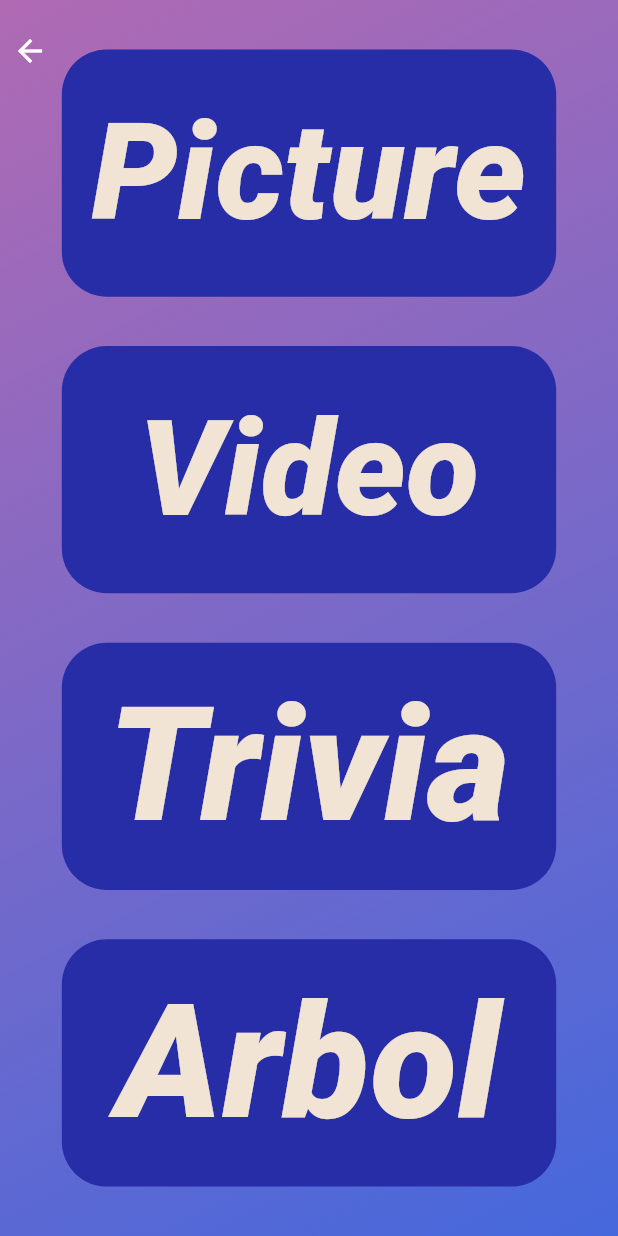
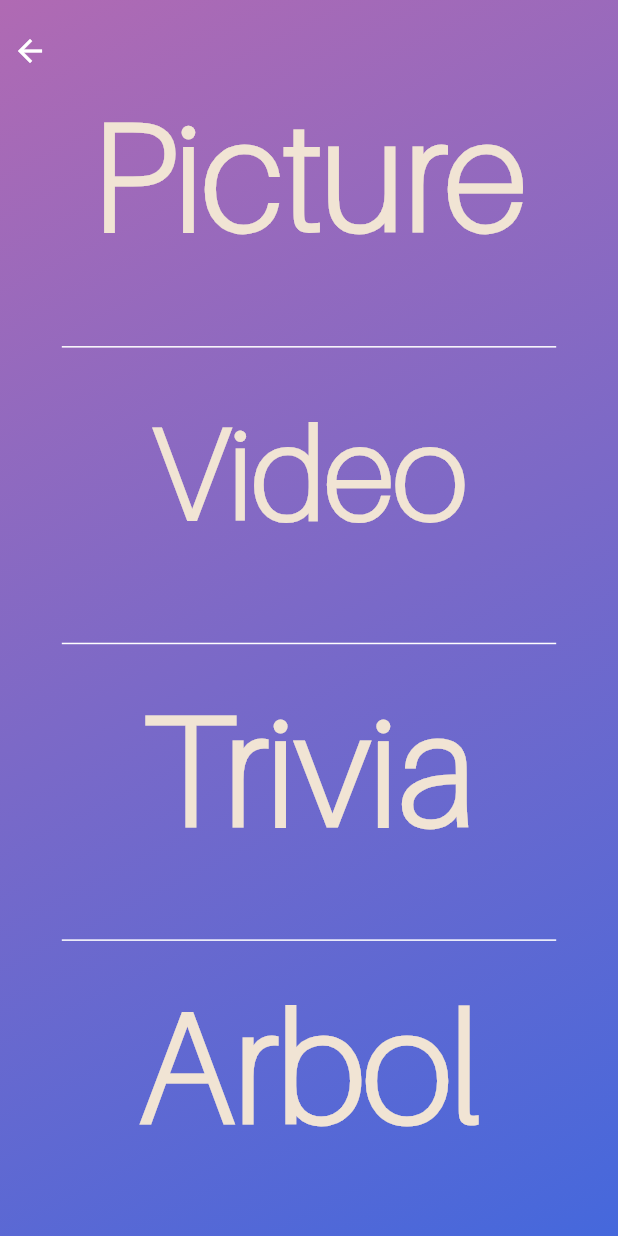
Before and after one commit to Andresdiazz/IverusApp, a Flutter app: the CategoryScreen screen opened directly, on a phone screen of 412 x 824 dp. Run offline on Flutter 3.47's test engine with Material 2 defaults, Android fonts, the phone set to English and light mode, and no system bars; our stand-ins replace animated_text_kit, avatar_glow, cached_network_image, cloud_firestore, firebase_auth, firebase_storage and 14 more; missing offline and left inert: countdown, country_pickers, esys_flutter_share, flare_dart, flutter_facebook_login, flutter_fluid_slider and 4 more; accounts and stored records are empty; network calls fail.

```diff
--- a/lib/Insta/insta_home.dart
+++ b/lib/Insta/insta_home.dart
@@ -20,7 +20,7 @@ class InstHome extends StatelessWidget {
   @override
   Widget build(BuildContext context) {
     return Scaffold(
-          appBar: topBar,
+          //appBar: topBar,
           body: InstaBody(),
     );
   }
--- a/lib/menu/menu.dart
+++ b/lib/menu/menu.dart
@@ -5,6 +5,8 @@ import 'package:cocreacion/insta_tree/insta_home.dart';
 import 'package:cocreacion/insta_trivia/insta_home.dart';
 import 'package:cocreacion/insta_video/insta_home.dart';
 import 'package:flutter/material.dart';
+
+import '../PageView.dart';
 
 class CategoryScreen extends StatefulWidget {
   CategoryScreen({Key key}) : super(key: key);
@@ -65,7 +67,7 @@ class _CategoryScreenState extends State<CategoryScreen> {
                             onTap: () {
                               Navigator.push(
                                 context,
-                                MaterialPageRoute(builder: (context) => InstHome()),
+                                MaterialPageRoute(builder: (context) => HomeView()),
                               );
                             },
                             child: Container(
@@ -75,7 +77,7 @@ class _CategoryScreenState extends State<CategoryScreen> {
                                 borderRadius: new BorderRadius.all(
                                   Radius.circular(30.0),
                                 ),
-                                color: Color(0xff262da7),
+                                //color: Color(0xff262da7),
                               ),
                               padding: EdgeInsets.all(20.0),
                               child: FittedBox(
@@ -88,7 +90,8 @@ class _CategoryScreenState extends State<CategoryScreen> {
                                       style: TextStyle(
                                           color: Color(0xfff1e4d4),
                                           fontWeight: FontWeight.w900,
-                                          fontStyle: FontStyle.italic,
+                                          fontFamily: 'Aileron',
+                                          //fontStyle: FontStyle.italic,
                                           fontSize: 40),
                                     ),
                                   ],
@@ -107,10 +110,13 @@ class _CategoryScreenState extends State<CategoryScreen> {
                               height: size.height * 0.2,
                               width: size.width * 0.8,
                               decoration: BoxDecoration(
-                                borderRadius: new BorderRadius.all(
-                                  Radius.circular(30.0),
-                                ),
-                                color: Color(0xff262da7),
+                              border: Border(
+                                top: BorderSide(width: 1.0, color: Colors.white)
+                              )
+                                //borderRadius: new BorderRadius.all(
+                                  //Radius.circular(30.0),
+                                //),
+                                //color: Color(0xff262da7),
                               ),
                               padding: EdgeInsets.all(30.0),
                               child: FittedBox(
@@ -123,7 +129,8 @@ class _CategoryScreenState extends State<CategoryScreen> {
                                       style: TextStyle(
                                           color: Color(0xfff1e4d4),
                                           fontWeight: FontWeight.w900,
-                                          fontStyle: FontStyle.italic,
+                                          fontFamily: 'Aileron',
+                                          //fontStyle: FontStyle.italic,
                                           fontSize: 40),
                                     ),
                                   ],
@@ -142,10 +149,13 @@ class _CategoryScreenState extends State<CategoryScreen> {
                               height: size.height * 0.2,
                               width: size.width * 0.8,
                               decoration: BoxDecoration(
-                                borderRadius: new BorderRadius.all(
-                                  Radius.circular(30.0),
+                                border: Border(
+                                  top: BorderSide(width: 1.0, color: Colors.white)
                                 ),
-                                color: Color(0xff262da7),
+                                //borderRadius: new BorderRadius.all(
+                                  //Radius.circular(30.0),
+                                //),
+                                //color: Color(0xff262da7),
                               ),
                               padding: EdgeInsets.all(20.0),
                               child: FittedBox(
@@ -158,7 +168,8 @@ class _CategoryScreenState extends State<CategoryScreen> {
                                       style: TextStyle(
                                           color: Color(0xfff1e4d4),
                                           fontWeight: FontWeight.w900,
-                                          fontStyle: FontStyle.italic,
+                                          fontFamily: 'Aileron',
+                                          //fontStyle: FontStyle.italic,
                                           fontSize: 40),
                                     ),
                                   ],
@@ -177,10 +188,13 @@ class _CategoryScreenState extends State<CategoryScreen> {
                               height: size.height * 0.2,
                               width: size.width * 0.8,
                               decoration: BoxDecoration(
-                                borderRadius: new BorderRadius.all(
-                                  Radius.circular(30.0),
+                                border: Border(
+                                  top: BorderSide(width: 1.0, color: Colors.white)
                                 ),
-                                color: Color(0xff262da7),
+                                //borderRadius: new BorderRadius.all(
+                                  //Radius.circular(30.0),
+                                //),
+                                //color: Color(0xff262da7),
                               ),
                               padding: EdgeInsets.all(20.0),
                               child: FittedBox(
@@ -193,7 +207,8 @@ class _CategoryScreenState extends State<CategoryScreen> {
                                       style: TextStyle(
                                           color: Color(0xfff1e4d4),
                                           fontWeight: FontWeight.w900,
-                                          fontStyle: FontStyle.italic,
+                                          fontFamily: 'Aileron',
+                                          //fontStyle: FontStyle.italic,
                                           fontSize: 40),
                                     ),
 
--- a/pubspec.yaml
+++ b/pubspec.yaml
@@ -53,7 +53,7 @@ dependencies:
   http: ^0.12.0+2
   preload_page_view: ^0.1.4
 
-  cached_network_image: ^2.0.0-rc
+  cached_network_image: ^1.1.3
 
   countdown: ^0.1.0
   fluttertoast: ^3.1.0
```
Also changed, not shown: lib/Animated/Share.dart (+4 -4 lines), lib/Insta/insta_list.dart (+15 -8 lines), lib/PageView.dart (added, +145 -0 lines), pubspec.lock, 1 other file.
